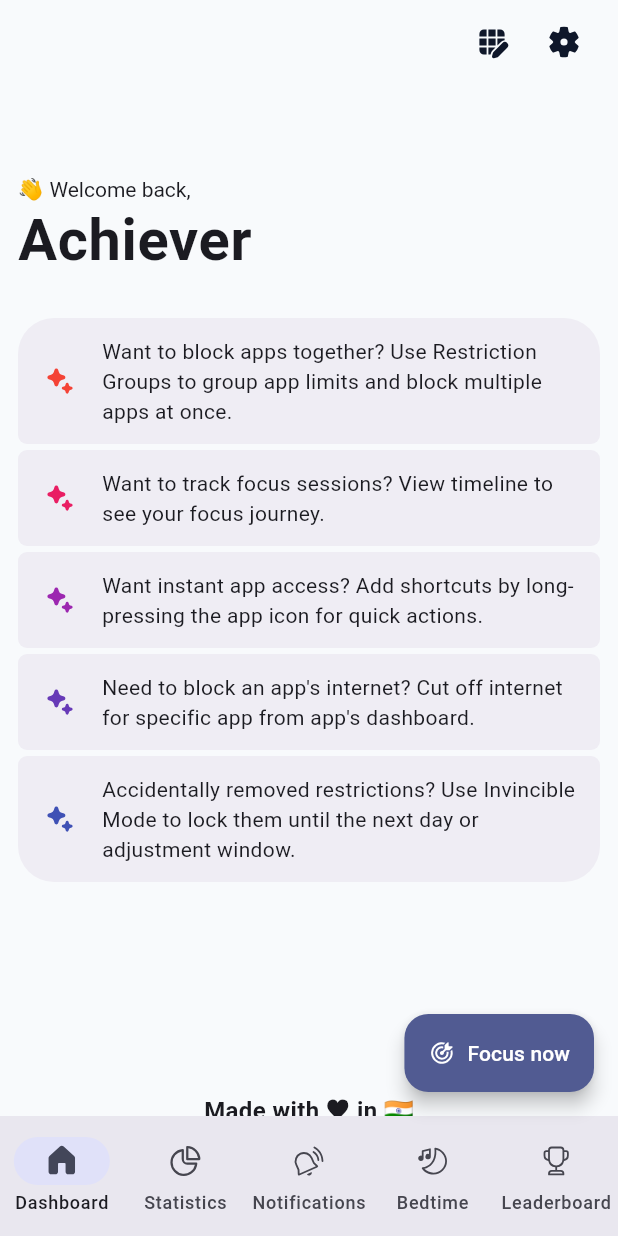
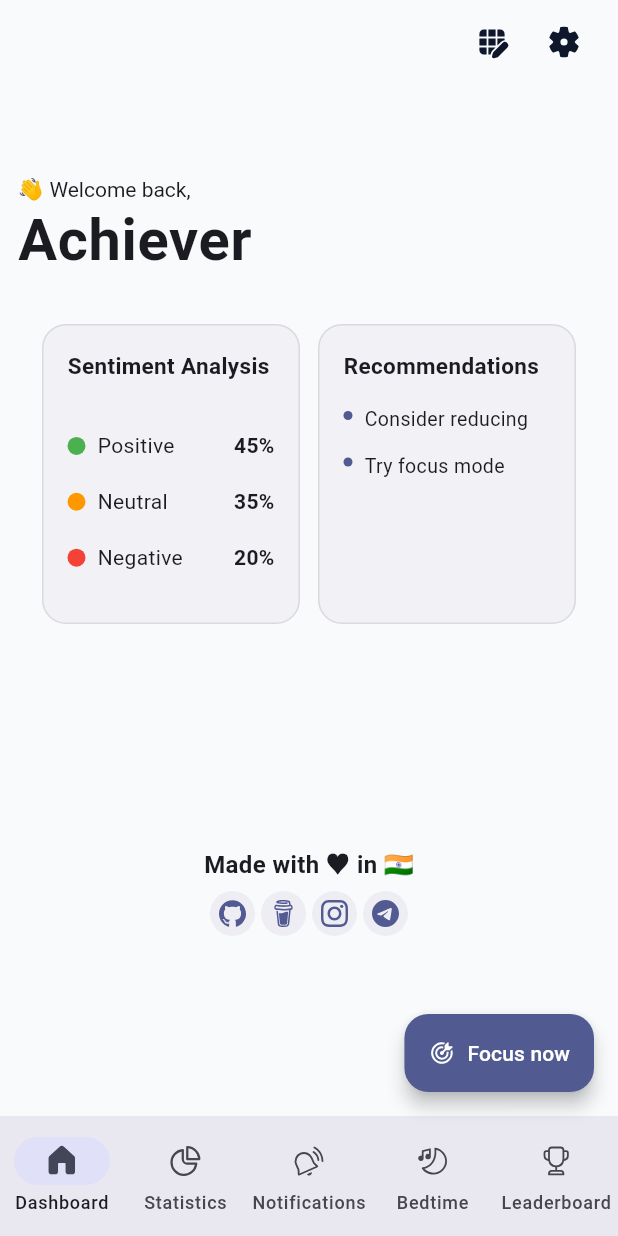
Before and after one commit to DraculaHub786/NLP-digitox, a Flutter app: the OnboardingScreen screen opened by its route, after a tap on "Skip", after a tap on "Finish Setup", on a phone screen of 412 x 824 dp. Run offline on Flutter 3.47's test engine with Material 3 defaults, Android fonts, the phone set to English and light mode, and no system bars; drawn by our look-alikes of dynamic_color, flutter_animate; our stand-ins replace animated_flip_counter, app_links, cloud_firestore, drift, file_picker, firebase_auth and 12 more; missing offline and left inert: flutter_confetti, slide_action, sqlite3; accounts and stored records are empty; generated files the repository leaves out were written again; statements that could not run were skipped.

Commit message:
first commit

```diff
--- /dev/null
+++ b/lib/ui/screens/home/dashboard/sliver_ai_analysis.dart
@@ -0,0 +1,180 @@
+// Based on code from Mindful by Pawan Nagar (https://github.com/akaMrNagar/Mindful)
+
+import 'package:flutter/material.dart';
+import 'package:nlp_digitox/core/extensions/ext_build_context.dart';
+import 'package:nlp_digitox/ui/common/content_section_header.dart';
+import 'package:nlp_digitox/ui/common/styled_text.dart';
+import 'package:sliver_tools/sliver_tools.dart';
+
+class SliverAIAnalysis extends StatefulWidget {
+  const SliverAIAnalysis({super.key});
+
+  @override
+  State<SliverAIAnalysis> createState() => _SliverAIAnalysisState();
+}
+
+class _SliverAIAnalysisState extends State<SliverAIAnalysis> {
+  // Default sentiment analysis data
+  final Map<String, double> _sentimentData = {
+    'Positive': 45.0,
+    'Neutral': 35.0,
+    'Negative': 20.0,
+  };
+
+  // Default recommendations
+  final List<String> _recommendations = [
+    'Consider reducing screen time during evening hours',
+    'Try focus mode during work hours for better productivity',
+  ];
+
+  @override
+  Widget build(BuildContext context) {
+    final colorScheme = Theme.of(context).colorScheme;
+
+    return MultiSliver(
+      children: [
+        const ContentSectionHeader(title: "AI Analysis"),
+        SliverToBoxAdapter(
+          child: Padding(
+            padding: const EdgeInsets.symmetric(horizontal: 16.0, vertical: 8.0),
+            child: Row(
+              crossAxisAlignment: CrossAxisAlignment.start,
+              children: [
+                // Left half - Sentiment Analysis
+                Expanded(
+                  child: Container(
+                    height: 200,
+                    decoration: BoxDecoration(
+                      color: colorScheme.surfaceContainerHighest.withOpacity(0.3),
+                      borderRadius: BorderRadius.circular(16),
+                      border: Border.all(
+                        color: colorScheme.outline.withOpacity(0.2),
+                      ),
+                    ),
+                    padding: const EdgeInsets.all(16),
+                    child: Column(
+                      crossAxisAlignment: CrossAxisAlignment.start,
+                      children: [
+                        StyledText(
+                          'Sentiment Analysis',
+                          fontSize: 15,
+                          fontWeight: FontWeight.bold,
+                        ),
+                        const SizedBox(height: 16),
+                        Expanded(
+                          child: Column(
+                            mainAxisAlignment: MainAxisAlignment.spaceEvenly,
+                            children: _sentimentData.entries.map((entry) {
+                              Color sentimentColor;
+                              switch (entry.key) {
+                                case 'Positive':
+                                  sentimentColor = Colors.green;
+                                  break;
+                                case 'Neutral':
+                                  sentimentColor = Colors.orange;
+                                  break;
+                                case 'Negative':
+                                  sentimentColor = Colors.red;
+                                  break;
+                                default:
+                                  sentimentColor = Colors.grey;
+                              }
+
+                              return Row(
+                                children: [
+                                  Container(
+                                    width: 12,
+                                    height: 12,
+                                    decoration: BoxDecoration(
+                                      color: sentimentColor,
+                                      shape: BoxShape.circle,
+                                    ),
+                                  ),
+                                  const SizedBox(width: 8),
+                                  Expanded(
+                                    child: StyledText(
+                                      entry.key,
+                                      fontSize: 14,
+                                    ),
+                                  ),
+                                  StyledText(
+                                    '${entry.value.toStringAsFixed(0)}%',
+                                    fontSize: 14,
+                                    fontWeight: FontWeight.bold,
+                                  ),
+                                ],
+                              );
+                            }).toList(),
+                          ),
+                        ),
+                      ],
+                    ),
+                  ),
+                ),
+                const SizedBox(width: 12),
+                // Right half - Recommendations
+                Expanded(
+                  child: Container(
+                    height: 200,
+                    decoration: BoxDecoration(
+                      color: colorScheme.surfaceContainerHighest.withOpacity(0.3),
+                      borderRadius: BorderRadius.circular(16),
+                      border: Border.all(
+                        color: colorScheme.outline.withOpacity(0.2),
+                      ),
+                    ),
+                    padding: const EdgeInsets.all(16),
+                    child: Column(
+                      crossAxisAlignment: CrossAxisAlignment.start,
+                      children: [
+                        StyledText(
+                          'Recommendations',
+                          fontSize: 15,
+                          fontWeight: FontWeight.bold,
+                        ),
+                        const SizedBox(height: 16),
+                        Expanded(
+                          child: ListView.builder(
+                            physics: const NeverScrollableScrollPhysics(),
+                            itemCount: _recommendations.length,
+                            itemBuilder: (context, index) {
+                              return Padding(
+                                padding: const EdgeInsets.only(bottom: 12),
+                                child: Row(
+                                  crossAxisAlignment: CrossAxisAlignment.start,
+                                  children: [
+                                    Container(
+                                      margin: const EdgeInsets.only(top: 4),
+                                      width: 6,
+                                      height: 6,
+                                      decoration: BoxDecoration(
+                                        color: colorScheme.primary,
+                                        shape: BoxShape.circle,
+                                      ),
+                                    ),
+                                    const SizedBox(width: 8),
+                                    Expanded(
+                                      child: StyledText(
+                                        _recommendations[index],
+                                        fontSize: 13,
+                                        maxLines: 1,
+                                      ),
+                                    ),
+                                  ],
+                                ),
+                              );
+                            },
+                          ),
+                        ),
+                      ],
+                    ),
+                  ),
+                ),
+              ],
+            ),
+          ),
+        ),
+      ],
+    );
+  }
+}
--- a/lib/ui/screens/home/dashboard/tab_dashboard.dart
+++ b/lib/ui/screens/home/dashboard/tab_dashboard.dart
@@ -24,7 +24,7 @@ import 'package:nlp_digitox/ui/controllers/tab_controller_provider.dart';
 import 'package:nlp_digitox/ui/screens/home/dashboard/glance_cards/focus_daily_glance.dart';
 import 'package:nlp_digitox/ui/screens/home/dashboard/glance_cards/screen_time_glance.dart';
 import 'package:nlp_digitox/ui/screens/home/dashboard/glance_cards_grid.dart';
-import 'package:nlp_digitox/ui/screens/home/dashboard/sliver_tips_and_tricks.dart';
+import 'package:nlp_digitox/ui/screens/home/dashboard/sliver_ai_analysis.dart';
 import 'package:nlp_digitox/ui/transitions/default_effects.dart';
 import 'package:skeletonizer/skeletonizer.dart';
 import 'package:sliver_tools/sliver_tools.dart';
@@ -105,8 +105,8 @@ class TabDashboard extends ConsumerWidget {
             ),
           ),
 
-          /// Tips and tricks
-          const SliverTipsAndTricks(),
+          /// AI Analysis
+          const SliverAIAnalysis(),
 
           const SliverTabsBottomPadding(),
         ],
--- a/lib/ui/splash_screen.dart
+++ b/lib/ui/splash_screen.dart
@@ -18,7 +18,6 @@ import 'package:nlp_digitox/providers/system/mindful_settings_provider.dart';
 import 'package:nlp_digitox/providers/system/parental_controls_provider.dart';
 import 'package:nlp_digitox/providers/system/permissions_provider.dart';
 import 'package:nlp_digitox/ui/common/breathing_widget.dart';
-import 'package:nlp_digitox/ui/common/rounded_container.dart';
 import 'package:nlp_digitox/ui/common/styled_text.dart';
 import 'package:nlp_digitox/ui/transitions/default_effects.dart';
 import 'package:nlp_digitox/ui/common/modern_background.dart';
```
